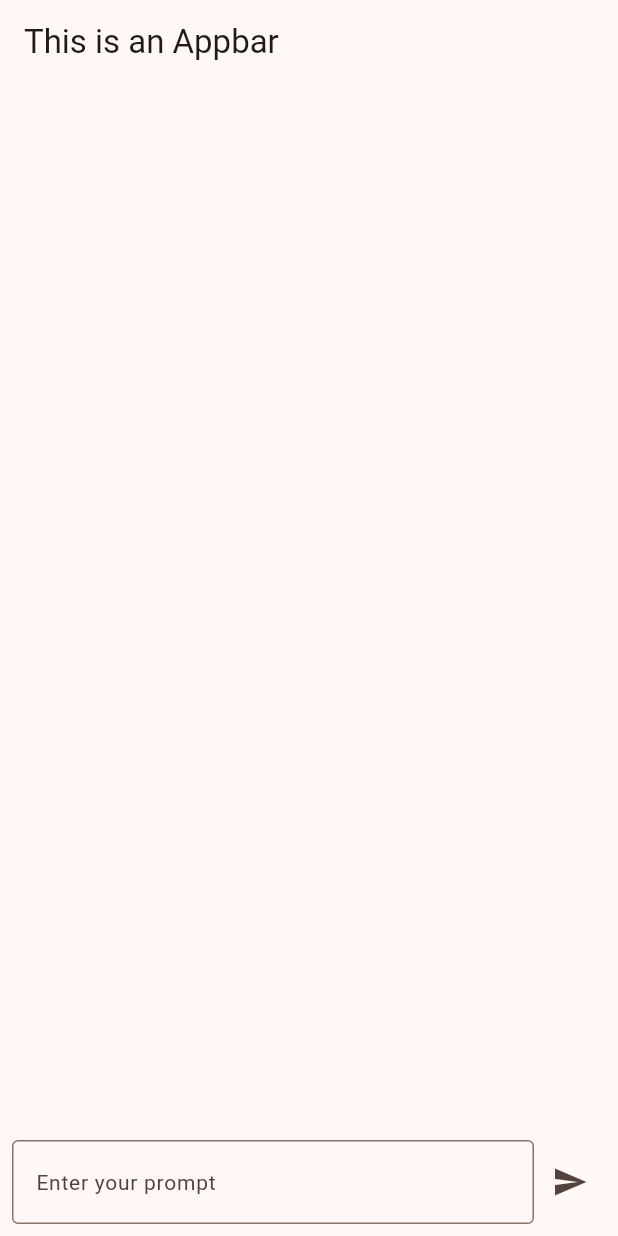
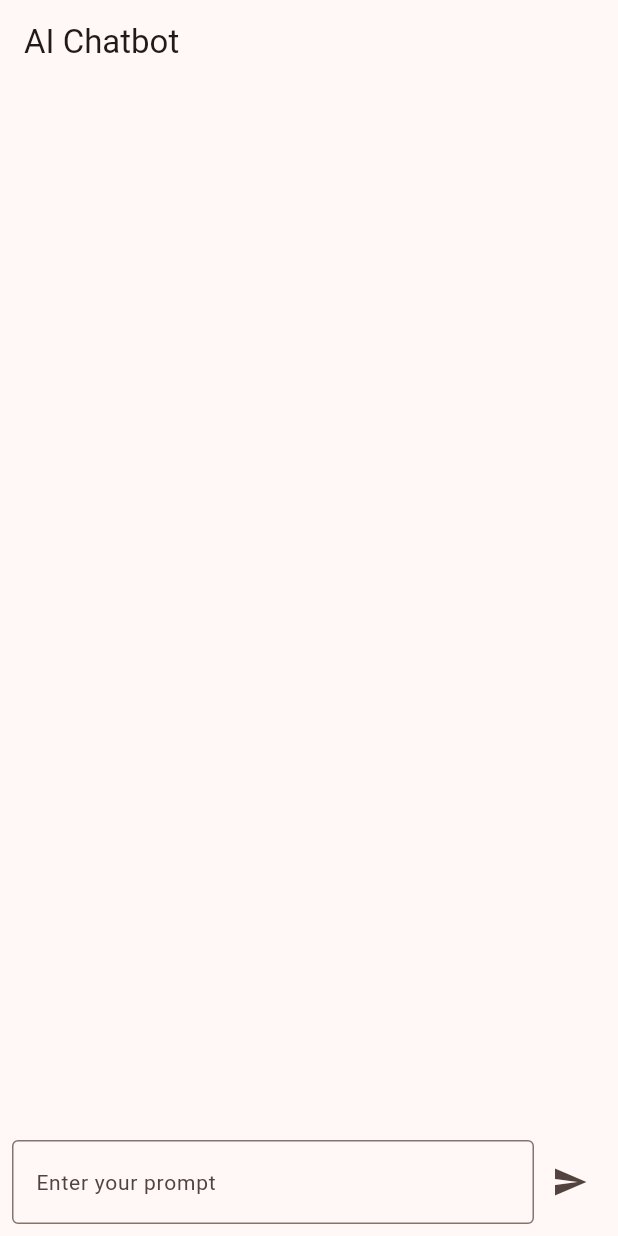
Before and after one commit to libresoul/gpt_flutter, a Flutter app: the screen it shows after launch, on a phone screen of 412 x 824 dp. Run offline on Flutter 3.47's test engine with Material 3 defaults, Android fonts, the phone set to English and light mode, and no system bars; our stand-ins replace flutter_markdown, google_fonts.

Commit message:
revert title to AI Chatbot

```diff
--- a/lib/main.dart
+++ b/lib/main.dart
@@ -68,7 +68,7 @@ class _ChatScreenState extends State<ChatScreen> {
   Widget build(BuildContext context) {
     return Scaffold(
       appBar: AppBar(
-        title: Text('This is an Appbar'),
+        title: Text('AI Chatbot'),
       ),
       body: Column(
         children: [
```
